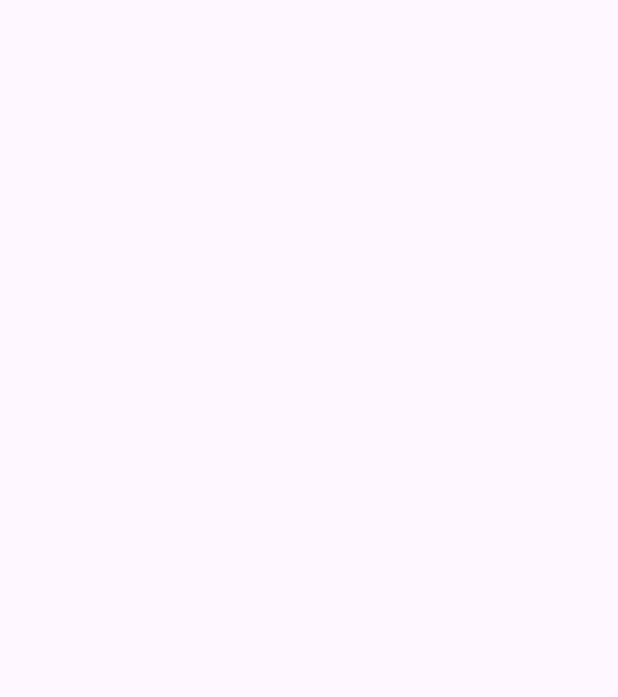
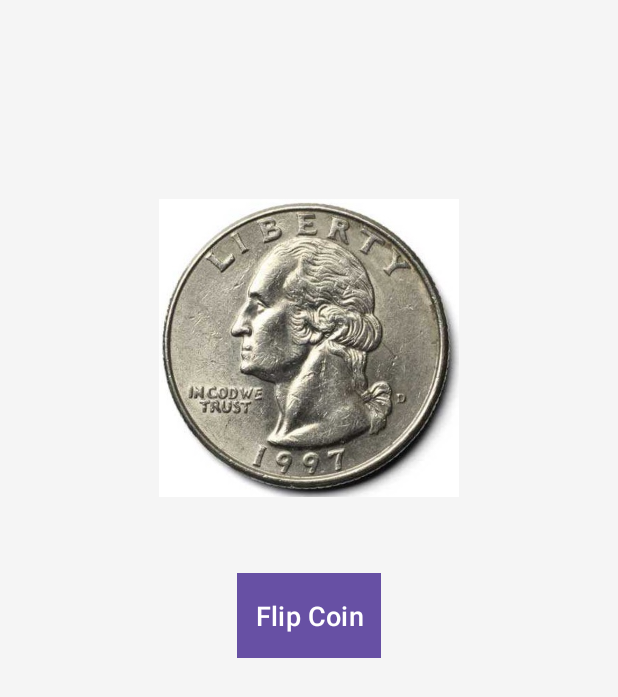
Before and after one commit to ariel-naviandana/UTP-PAM, an Android app: the CoinActivity screen opened directly, with no data from a screen before it, on a phone screen of 412 x 824 dp. Before the commit the part shown is empty. Shown: the top 697 px of the screen. Run offline under Robolectric (Android 15) with nearby library versions, the phone set to English and light mode, and no system bars.

Commit message:
add coin flip

```diff
--- a/app/src/main/java/com/example/hercules77/CoinActivity.java
+++ b/app/src/main/java/com/example/hercules77/CoinActivity.java
@@ -1,24 +1,73 @@
 package com.example.hercules77;
 
+import android.app.AlertDialog;
 import android.os.Bundle;
+import android.view.View;
+import android.widget.Button;
+import android.widget.ImageView;
+import android.widget.TextView;
+import android.widget.Toast;
 
-import androidx.activity.EdgeToEdge;
 import androidx.appcompat.app.AppCompatActivity;
-import androidx.core.graphics.Insets;
-import androidx.core.view.ViewCompat;
-import androidx.core.view.WindowInsetsCompat;
+import java.util.Random;
 
 public class CoinActivity extends AppCompatActivity {
+
+    ImageView coinImage;
+    Button flipButton;
+    TextView resultText;
+    Random random;
+
 
     @Override
     protected void onCreate(Bundle savedInstanceState) {
         super.onCreate(savedInstanceState);
-        EdgeToEdge.enable(this);
         setContentView(R.layout.activity_coin);
-        ViewCompat.setOnApplyWindowInsetsListener(findViewById(R.id.main), (v, insets) -> {
-            Insets systemBars = insets.getInsets(WindowInsetsCompat.Type.systemBars());
-            v.setPadding(systemBars.left, systemBars.top, systemBars.right, systemBars.bottom);
-            return insets;
+
+        resultText = findViewById(R.id.resultText);
+        coinImage = findViewById(R.id.coinImage);
+        flipButton = findViewById(R.id.flipButton);
+        random = new Random();
+
+        flipButton.setOnClickListener(new View.OnClickListener() {
+            @Override
+            public void onClick(View view) {
+                flipCoin();
+            }
         });
     }
+
+    private void flipCoin() {
+        showGuessDialog();
+    }
+
+    private void showGuessDialog() {
+        new AlertDialog.Builder(this)
+                .setTitle("Tebak Koin")
+                .setMessage("Pilih salah satu:")
+                .setPositiveButton("HEAD", (dialog, which) -> checkResult("HEAD"))
+                .setNegativeButton("TAIL", (dialog, which) -> checkResult("TAIL"))
+                .show();
+    }
+
+    private void checkResult(String userGuess) {
+        int result = random.nextInt(2); // 0 = HEAD, 1 = TAIL
+        String actualResult;
+
+        if (result == 0) {
+            actualResult = "HEAD";
+            coinImage.setImageResource(R.drawable.head);
+        } else {
+            actualResult = "TAIL";
+            coinImage.setImageResource(R.drawable.tail);
+        }
+
+        if (userGuess.equals(actualResult)) {
+            resultText.setText("Anda Menang! Hasil: " + actualResult);
+            resultText.setTextColor(getResources().getColor(android.R.color.holo_green_dark));
+        } else {
+            resultText.setText("Anda Kalah! Hasil: " + actualResult);
+            resultText.setTextColor(getResources().getColor(android.R.color.holo_red_dark));
+        }
+    }
 }
--- a/app/src/main/res/layout/activity_coin.xml
+++ b/app/src/main/res/layout/activity_coin.xml
@@ -1,10 +1,40 @@
 <?xml version="1.0" encoding="utf-8"?>
-<androidx.constraintlayout.widget.ConstraintLayout xmlns:android="http://schemas.android.com/apk/res/android"
-    xmlns:app="http://schemas.android.com/apk/res-auto"
-    xmlns:tools="http://schemas.android.com/tools"
-    android:id="@+id/main"
+<RelativeLayout xmlns:android="http://schemas.android.com/apk/res/android"
     android:layout_width="match_parent"
     android:layout_height="match_parent"
-    tools:context=".CoinActivity">
+    android:padding="32dp"
+    android:background="#f5f5f5">
 
-</androidx.constraintlayout.widget.ConstraintLayout>
+    <ImageView
+        android:id="@+id/coinImage"
+        android:layout_width="200dp"
+        android:layout_height="200dp"
+        android:layout_centerHorizontal="true"
+        android:layout_marginTop="100dp"
+        android:src="@drawable/head" />
+
+    <Button
+        android:id="@+id/flipButton"
+        android:layout_width="wrap_content"
+        android:layout_height="wrap_content"
+        android:text="Flip Coin"
+        android:layout_below="@id/coinImage"
+        android:layout_centerHorizontal="true"
+        android:layout_marginTop="50dp"
+        android:padding="12dp"
+        android:background="#2196F3"
+        android:textColor="#ffffff"
+        android:textSize="18sp" />
+
+    <TextView
+        android:id="@+id/resultText"
+        android:layout_width="wrap_content"
+        android:layout_height="wrap_content"
+        android:layout_below="@id/flipButton"
+        android:layout_centerHorizontal="true"
+        android:layout_marginTop="30dp"
+        android:text=""
+        android:textSize="20sp"
+        android:textStyle="bold"
+        android:textColor="#000000"/>
+</RelativeLayout>
--- /dev/null
+++ b/app/src/main/res/values/ids.xml
@@ -0,0 +1,4 @@
+<?xml version="1.0" encoding="utf-8"?>
+<resources>
+    <item name="resultText" type="id">resultText</item>
+</resources>
```
Also changed, not shown: app/src/main/res/drawable/head.jpg (added), app/src/main/res/drawable/tail.jpg (added).
